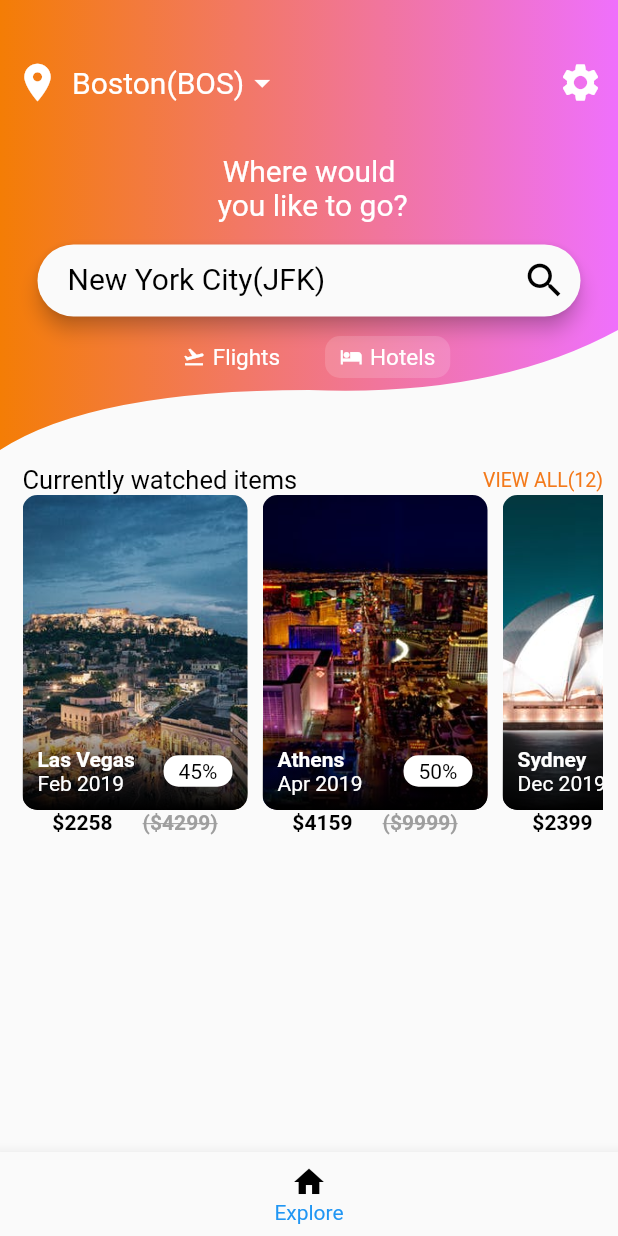
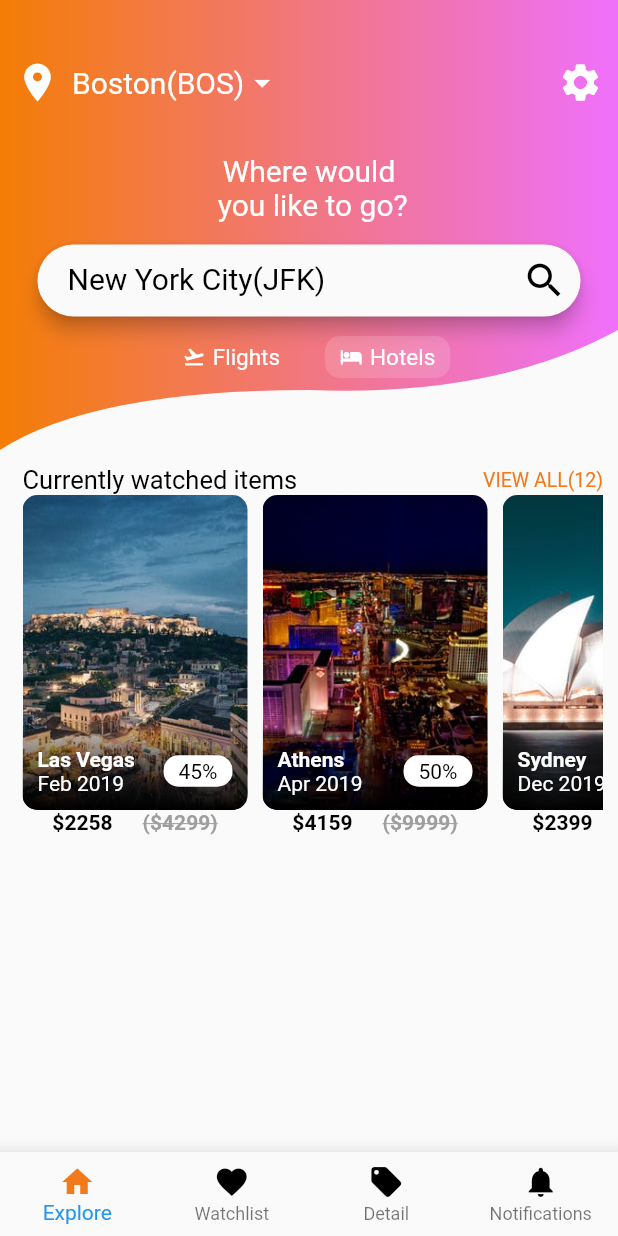
Before and after one commit to csj110/flutter_app_new, a Flutter app: the screen it shows after launch, on a phone screen of 412 x 824 dp. Run offline on Flutter 3.47's test engine with Material 2 defaults, Android fonts, the phone set to English and light mode, and no system bars; Roboto replaces fonts that are missing (oxygen).

Commit message:
tapbar findshed and add flight lsit screen

```diff
--- a/lib/customTapbar.dart
+++ b/lib/customTapbar.dart
@@ -1,4 +1,5 @@
 import 'package:flutter/material.dart';
+import 'main.dart';
 
 class CustomTapBar extends StatelessWidget {
   // List<BottomNavigationBarItem> bottomBarItems = [];
@@ -15,16 +16,61 @@ class CustomTapBar extends StatelessWidget {
 
   @override
   Widget build(BuildContext context) {
-    return BottomNavigationBar(
+    return Material(
+      elevation: 15.0,
+      child: BottomNavigationBar(
         items: [
           BottomNavigationBarItem(
               icon: Icon(
                 Icons.home,
                 color: Colors.black,
               ),
-          title: Text('Explore', style: TextStyle(color: Colors.black))),
+              activeIcon: Icon(
+                Icons.home,
+                color: appTheme.primaryColor,
+              ),
+              title: Text('Explore',
+                  style: TextStyle(
+                      color: Colors.black, fontStyle: FontStyle.normal))),
+          BottomNavigationBarItem(
+              icon: Icon(
+                Icons.favorite,
+                color: Colors.black,
+              ),
+              activeIcon: Icon(
+                Icons.favorite,
+                color: appTheme.primaryColor,
+              ),
+              title: Text('Watchlist',
+                  style: TextStyle(
+                      color: Colors.black, fontStyle: FontStyle.normal))),
+          BottomNavigationBarItem(
+              icon: Icon(
+                Icons.local_offer,
+                color: Colors.black,
+              ),
+              activeIcon: Icon(
+                Icons.local_offer,
+                color: appTheme.primaryColor,
+              ),
+              title: Text('Detail',
+                  style: TextStyle(
+                      color: Colors.black, fontStyle: FontStyle.normal))),
+          BottomNavigationBarItem(
+              icon: Icon(
+                Icons.notifications,
+                color: Colors.black,
+              ),
+              activeIcon: Icon(
+                Icons.notifications,
+                color: appTheme.primaryColor,
+              ),
+              title: Text('Notifications',
+                  style: TextStyle(
+                      color: Colors.black, fontStyle: FontStyle.normal))),
         ],
         type: BottomNavigationBarType.fixed,
+      ),
     );
   }
 }
--- a/lib/main.dart
+++ b/lib/main.dart
@@ -2,6 +2,7 @@ import 'package:flutter/material.dart';
 import 'package:flutter/rendering.dart';
 
 import 'customTapbar.dart';
+import 'flight_lists.dart';
 
 void main() => runApp(MyApp());
 
@@ -48,7 +49,6 @@ const iconSize = 30.0;
 class _HomeScreenTopContainerState extends State<HomeScreenTopContainer> {
   var selectLocationIndex = 0;
   var isFlightSelected = true;
-  var isHotelSelected = false;
   @override
   Widget build(BuildContext context) {
     return Stack(
@@ -142,10 +142,19 @@ class _HomeScreenTopContainerState extends State<HomeScreenTopContainer> {
                           border: InputBorder.none,
                           suffixIcon: Padding(
                             padding: EdgeInsets.all(0),
-                            child: Icon(
-                              Icons.search,
-                              color: Colors.black,
-                              size: iconSize,
+                            child: InkWell(
+                              child: Icon(
+                                Icons.search,
+                                color: Colors.black,
+                                size: iconSize,
+                              ),
+                              onTap: () {
+                                Navigator.push(
+                                    context,
+                                    MaterialPageRoute(
+                                        builder: (context) =>
+                                            FlightListScreen()));
+                              },
                             ),
                           )),
                     ),
@@ -163,7 +172,7 @@ class _HomeScreenTopContainerState extends State<HomeScreenTopContainer> {
                           Icons.flight_takeoff, 'Flights', isFlightSelected),
                       onTap: () {
                         setState(() {
-                          isFlightSelected = !isFlightSelected;
+                          isFlightSelected = false;
                         });
                       },
                     ),
@@ -171,10 +180,11 @@ class _HomeScreenTopContainerState extends State<HomeScreenTopContainer> {
                       width: 20,
                     ),
                     InkWell(
-                      child: ChoiceChip(Icons.hotel, 'Hotels', isHotelSelected),
+                      child:
+                          ChoiceChip(Icons.hotel, 'Hotels', !isFlightSelected),
                       onTap: () {
                         setState(() {
-                          isHotelSelected = !isHotelSelected;
+                          isFlightSelected = true;
                         });
                       },
                     ),
```
Also changed, not shown: lib/flight_lists.dart (added, +23 -0 lines), 1 other file. Lines whose indentation alone changed are shown as unchanged.
